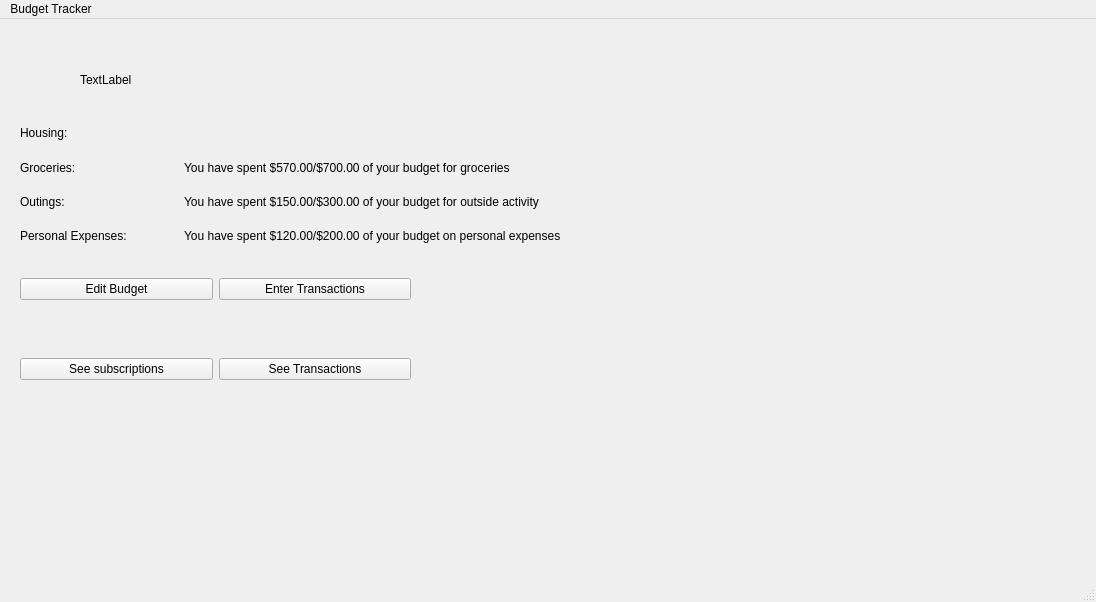
Old version of the form Budget/mainwindow.ui in the repository jpark918/ECE4574_LargeScaleProject.
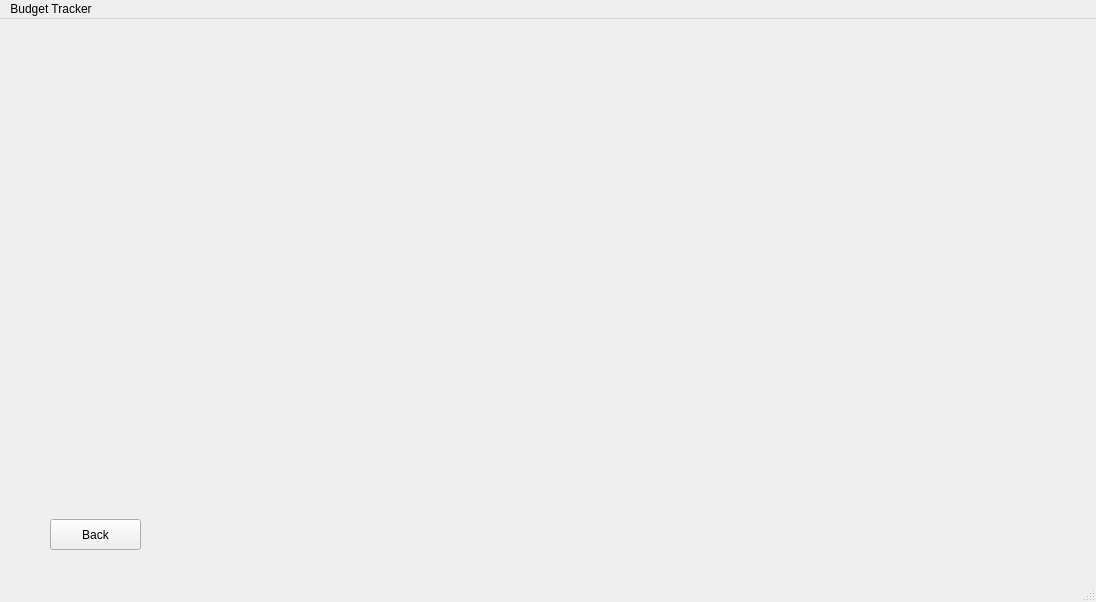
New version of the form. The open tabs and pages were chosen to show the change.

```diff
--- a/Budget/mainwindow.ui
+++ b/Budget/mainwindow.ui
@@ -30,9 +30,9 @@
      <widget class="QWidget" name="gridLayoutWidget">
       <property name="geometry">
        <rect>
-        <x>20</x>
+        <x>90</x>
         <y>80</y>
-        <width>541</width>
+        <width>291</width>
         <height>131</height>
        </rect>
       </property>
@@ -161,7 +161,7 @@
      <widget class="QLabel" name="label_18">
       <property name="geometry">
        <rect>
-        <x>80</x>
+        <x>120</x>
         <y>30</y>
         <width>211</width>
         <height>21</height>
@@ -383,6 +383,32 @@
       </property>
      </widget>
     </widget>
+    <widget class="QWidget" name="page_5">
+     <widget class="QWidget" name="horizontalLayoutWidget_4">
+      <property name="geometry">
+       <rect>
+        <x>19</x>
+        <y>19</y>
+        <width>1051</width>
+        <height>461</height>
+       </rect>
+      </property>
+      <layout class="QHBoxLayout" name="horizontalLayout_4"/>
+     </widget>
+     <widget class="QPushButton" name="pushButton_13">
+      <property name="geometry">
+       <rect>
+        <x>50</x>
+        <y>480</y>
+        <width>91</width>
+        <height>31</height>
+       </rect>
+      </property>
+      <property name="text">
+       <string>Back</string>
+      </property>
+     </widget>
+    </widget>
    </widget>
   </widget>
   <widget class="QMenuBar" name="menubar">
```
